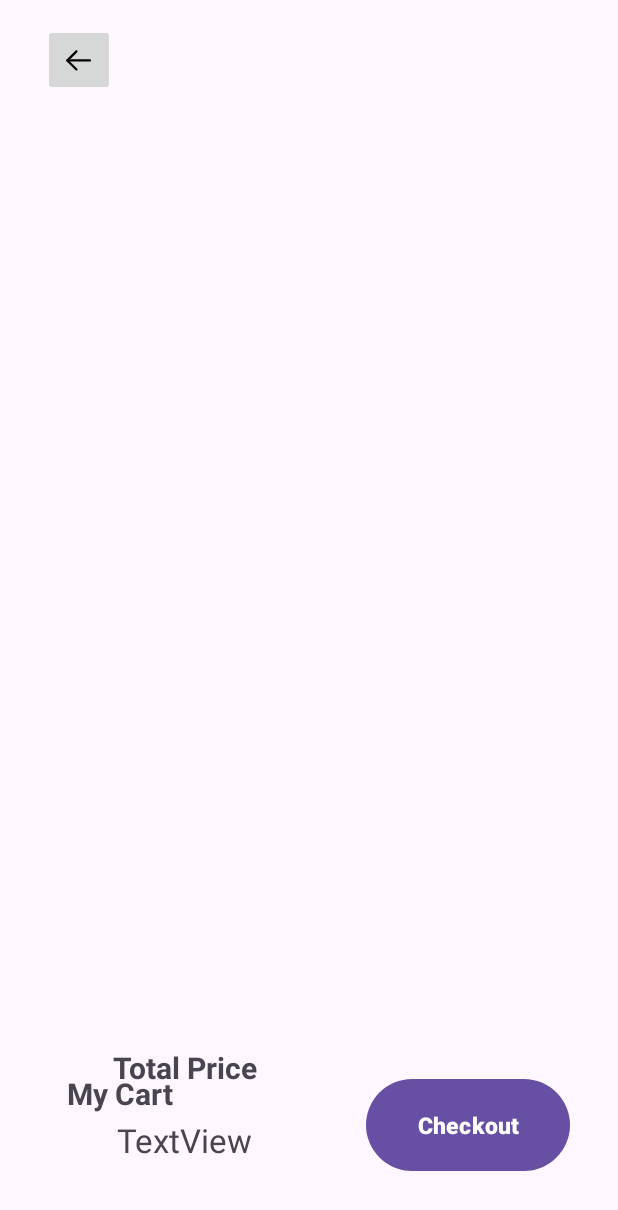
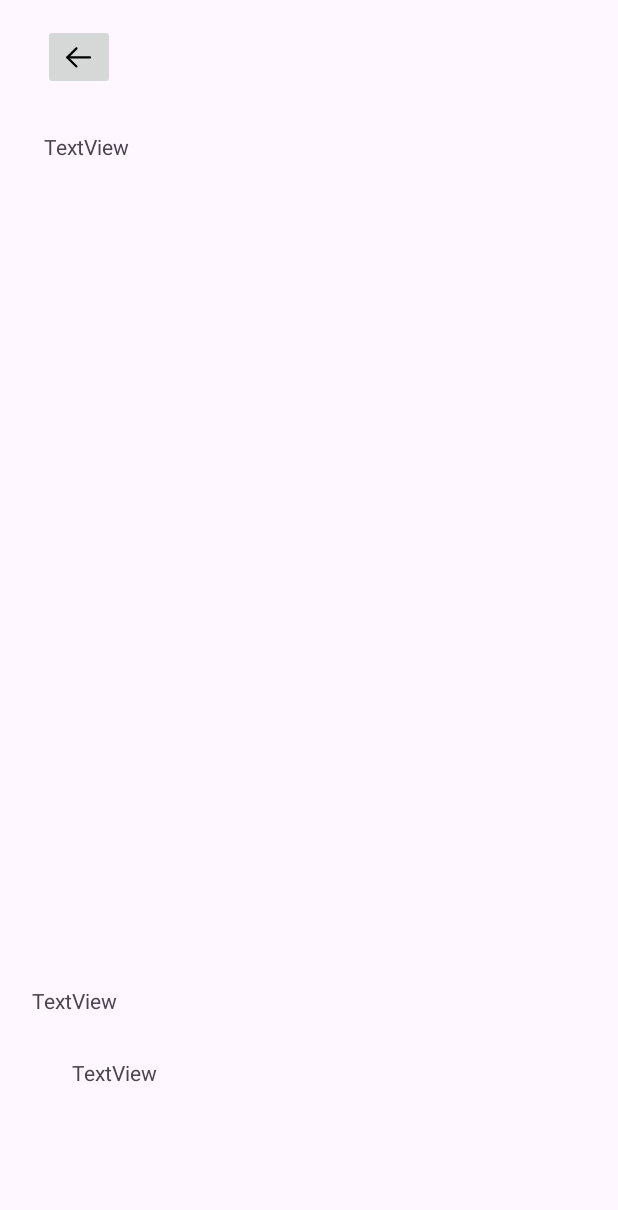
Before and after one commit to tringuyen2711/Shopcafe_mobile, an Android app: the Checkout screen opened directly, with no data from a screen before it, on a phone screen of 412 x 824 dp. Shown: the top 1210 px of the screen. Run offline under Robolectric (Android 15) with nearby library versions, the phone set to English and light mode, and no system bars.

Commit message:
Revert "some function"
This reverts commit a0b998481c2bbeb3bb19021a89deb9c6a5d91a54.

```diff
--- a/ShopCafe/app/src/main/java/com/example/shopcafe/DrinkApdapter.java
+++ b/ShopCafe/app/src/main/java/com/example/shopcafe/DrinkApdapter.java
@@ -100,5 +100,7 @@ public class DrinkApdapter extends RecyclerView.Adapter<DrinkApdapter.DrinkViewH
 
     }
 
-
+    public interface OnClickItemListener{
+        public void ClickItem(Drink drink_items);
+    }
 }
--- a/ShopCafe/app/src/main/res/layout/activity_checkout.xml
+++ b/ShopCafe/app/src/main/res/layout/activity_checkout.xml
@@ -7,12 +7,10 @@
     tools:context=".Checkout">
 
     <ImageButton
-        android:id="@+id/goback"
+        android:id="@+id/imageButton"
         android:layout_width="wrap_content"
         android:layout_height="wrap_content"
         android:layout_marginTop="16dp"
-        android:minHeight="48dp"
-        android:contentDescription="@string/back"
         app:layout_constraintEnd_toEndOf="parent"
         app:layout_constraintHorizontal_bias="0.079"
         app:layout_constraintStart_toStartOf="parent"
@@ -24,14 +22,11 @@
         android:layout_width="100dp"
         android:layout_height="50dp"
         android:layout_marginTop="28dp"
-        android:text="@string/my_cart"
-        android:textSize="20sp"
-        android:textStyle="bold"
-        android:gravity="center"
+        android:text="TextView"
         app:layout_constraintEnd_toEndOf="parent"
         app:layout_constraintHorizontal_bias="0.093"
         app:layout_constraintStart_toStartOf="parent"
-        app:layout_constraintTop_toBottomOf="@+id/recyclerViewCart" />
+        app:layout_constraintTop_toBottomOf="@+id/imageButton" />
 
     <TextView
         android:id="@+id/textView8"
@@ -39,33 +34,27 @@
         android:layout_height="40dp"
         android:layout_marginTop="16dp"
         android:layout_marginBottom="92dp"
-        android:gravity="center"
-        android:text="@string/total_price"
-        android:textSize="20sp"
-        android:textStyle="bold"
+        android:text="TextView"
         app:layout_constraintBottom_toBottomOf="parent"
         app:layout_constraintEnd_toEndOf="parent"
-        app:layout_constraintHorizontal_bias="0.183"
+        app:layout_constraintHorizontal_bias="0.082"
         app:layout_constraintStart_toStartOf="parent"
-        app:layout_constraintTop_toBottomOf="@+id/recyclerViewCart"
-        app:layout_constraintVertical_bias="0.185" />
+        app:layout_constraintTop_toBottomOf="@+id/recyclerView2" />
 
     <TextView
-        android:id="@+id/money_view"
-        android:layout_width="150dp"
+        android:id="@+id/textView9"
+        android:layout_width="90dp"
         android:layout_height="40dp"
         android:layout_marginStart="48dp"
         android:layout_marginTop="8dp"
         android:text="TextView"
-        android:gravity="center"
-        android:textSize="22sp"
         app:layout_constraintBottom_toBottomOf="parent"
         app:layout_constraintStart_toStartOf="parent"
         app:layout_constraintTop_toBottomOf="@+id/textView8"
         app:layout_constraintVertical_bias="0.0" />
 
     <androidx.recyclerview.widget.RecyclerView
-        android:id="@+id/recyclerViewCart"
+        android:id="@+id/recyclerView2"
         android:layout_width="match_parent"
         android:layout_height="452dp"
         android:layout_marginTop="16dp"
@@ -73,16 +62,4 @@
         app:layout_constraintStart_toStartOf="parent"
         app:layout_constraintTop_toBottomOf="@+id/textView7" />
 
-    <Button
-        android:id="@+id/checkout"
-        android:layout_width="136dp"
-        android:layout_height="69dp"
-        android:layout_marginEnd="32dp"
-        android:text="Checkout"
-        android:textSize="15sp"
-        android:textStyle="bold"
-        app:layout_constraintBottom_toBottomOf="parent"
-        app:layout_constraintEnd_toEndOf="parent"
-        app:layout_constraintTop_toBottomOf="@+id/recyclerViewCart" />
-
 </androidx.constraintlayout.widget.ConstraintLayout>
--- a/ShopCafe/app/src/main/res/values/strings.xml
+++ b/ShopCafe/app/src/main/res/values/strings.xml
@@ -50,9 +50,5 @@
     <string name="idioms">Your order has been placed successfully. \n For more details, go to my orders.</string>
     <string name="order_success">Order Success</string>
     <string name="track_my_order">Track My Order</string>
-    <string name="my_cart">My Cart</string>
-    <string name="back">Back</string>
-    <string name="total_price">Total Price</string>
-    <string name="bottle">Bottle</string>
 
 </resources>
```
Also changed, not shown: ShopCafe/app/build.gradle (+6 -9 lines), ShopCafe/app/src/main/java/com/example/shopcafe/DrinkCastAdapter.java (deleted, +0 -72 lines), ShopCafe/app/src/main/java/com/example/shopcafe/Drink_child_details.java (+23 -53 lines), ShopCafe/app/src/main/java/com/example/shopcafe/Drinkcast.java (deleted, +0 -105 lines), ShopCafe/app/src/main/java/com/example/shopcafe/database/CartDAO.java (deleted, +0 -26 lines), ShopCafe/app/src/main/res/drawable/delete.xml (deleted, +0 -18 lines), ShopCafe/app/src/main/res/layout/drinkcast.xml (deleted, +0 -69 lines), ShopCafe/app/src/main/res/layout/fragment_drink_child_details.xml (+4 -14 lines).
